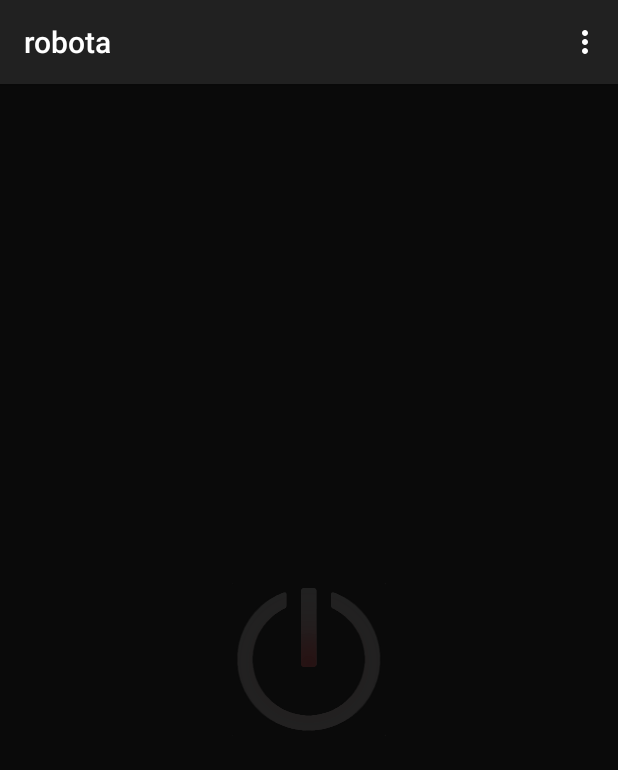
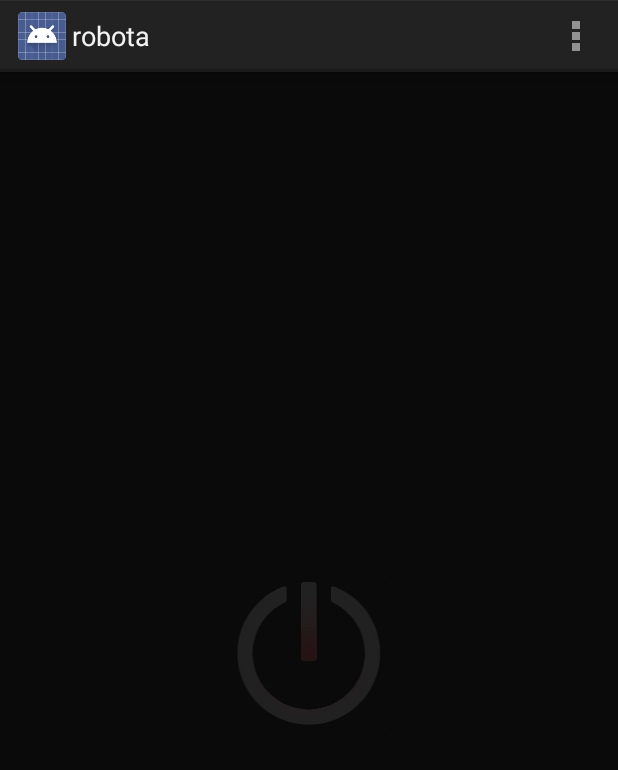
Before and after one commit to uPhyca/robota, an Android app: the screen it shows after launch (MainActivity), on a phone screen of 412 x 824 dp. Shown: the top 770 px of the screen. Run offline under Robolectric (Android 15) with nearby library versions, the phone set to English and light mode, and no system bars; our stand-ins replace ButterKnife, Dagger/Hilt's generated code; 4 statements that could not run were skipped.

```diff
--- a/robota/build.gradle
+++ b/robota/build.gradle
@@ -2,11 +2,11 @@ apply plugin: 'android'
 
 android {
     compileSdkVersion 19
-    buildToolsVersion "19.0.1"
+    buildToolsVersion "19.0.2"
 
     defaultConfig {
         packageName "com.uphyca.robota"
-        minSdkVersion 17
+        minSdkVersion 15
         targetSdkVersion 19
         versionCode 1
         versionName "0.9"
@@ -20,7 +20,7 @@ android {
 }
 
 dependencies {
-    compile "com.android.support:appcompat-v7:${supportVersion}"
+    compile "com.android.support:support-v13:${supportVersion}"
     compile "com.uphyca.idobata:idobata4j-core:${idobata4jVersion}"
     compile "com.squareup.dagger:dagger:${daggerVersion}"
     compile "com.squareup.okhttp:okhttp:${okVersion}"
--- a/robota/src/main/java/com/uphyca/robota/RobotaModule.java
+++ b/robota/src/main/java/com/uphyca/robota/RobotaModule.java
@@ -71,7 +71,7 @@ import dagger.Provides;
 })
 public class RobotaModule {
 
-    private static final String API_TOKEN = "SET-YOUR-API-TOKEN";
+    private static final String API_TOKEN = "SET-YOUR-API-KEY";
 
     private final Application mApplication;
     private static final long DEFAULT_POLLING_INTERVAL_MILLIS = TimeUnit.MINUTES.toMillis(5);
--- a/robota/src/main/java/com/uphyca/robota/ui/MainActivity.java
+++ b/robota/src/main/java/com/uphyca/robota/ui/MainActivity.java
@@ -16,10 +16,10 @@
 
 package com.uphyca.robota.ui;
 
+import android.app.Activity;
 import android.content.Intent;
 import android.os.Bundle;
 import android.os.Vibrator;
-import android.support.v7.app.ActionBarActivity;
 import android.view.Menu;
 import android.view.MenuItem;
 import android.widget.ToggleButton;
@@ -44,7 +44,7 @@ import butterknife.OnClick;
 /**
  * @author Sosuke Masui (masui@uphyca.com)
  */
-public class MainActivity extends ActionBarActivity {
+public class MainActivity extends Activity {
 
     @Inject
     @Enabled
--- a/robota/src/main/res/menu/main.xml
+++ b/robota/src/main/res/menu/main.xml
@@ -6,5 +6,5 @@
     <item android:id="@+id/action_settings"
         android:title="@string/action_settings"
         android:orderInCategory="100"
-        app:showAsAction="never" />
+        android:showAsAction="never" />
 </menu>
--- a/robota/src/main/res/values/styles.xml
+++ b/robota/src/main/res/values/styles.xml
@@ -1,7 +1,7 @@
 <resources>
 
     <!-- Base application theme. -->
-    <style name="AppTheme" parent="Theme.AppCompat.Light.DarkActionBar">
+    <style name="AppTheme" parent="android:Theme.Holo.Light.DarkActionBar">
         <!-- Customize your theme here. -->
     </style>
 
```
Also changed, not shown: robota/src/main/res/layout/activity_send_to.xml (deleted, +0 -15 lines).
